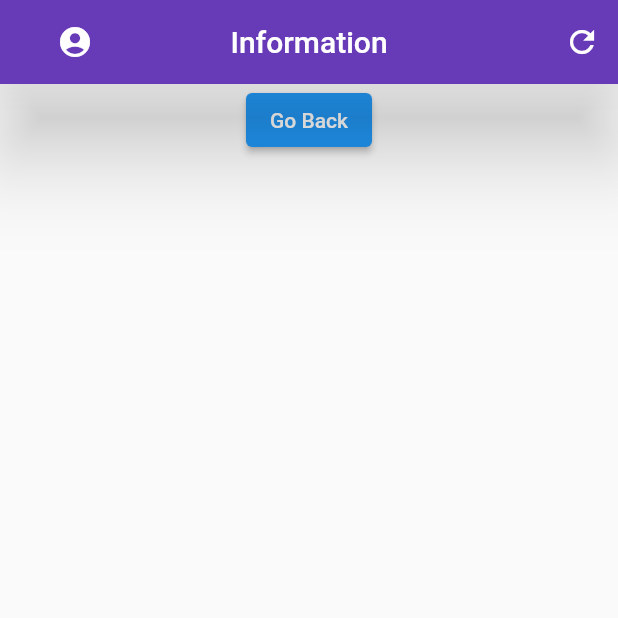
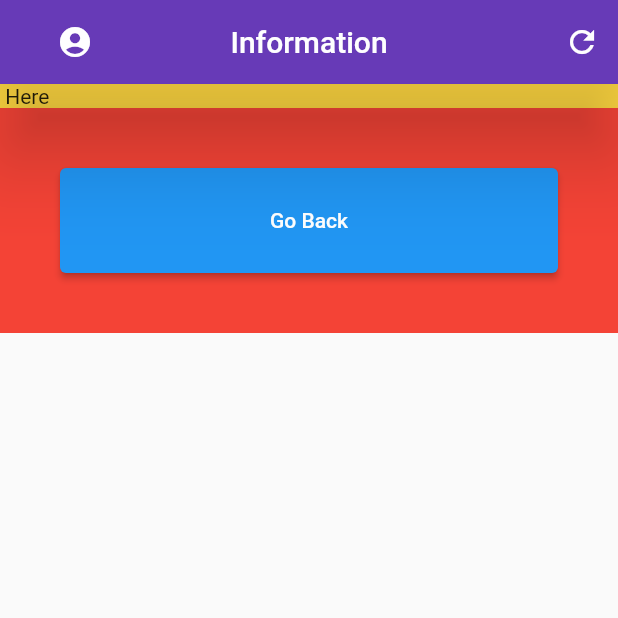
Before and after one commit to Alxelio/bmi_Santander, a Flutter app: the screen it shows after launch, after a tap on "Calculate", on a phone screen of 412 x 824 dp, the top half of it. Run offline on Flutter 3.47's test engine with Material 2 defaults, Android fonts, the phone set to English and light mode, and no system bars.

Commit message:
Add other improvements
Signed-off-by: Auccelio <auxerreauccelio@gmail.com>

```diff
--- a/lib/Functions.dart
+++ b/lib/Functions.dart
@@ -1,4 +1,5 @@
 import 'package:bmi_santander/Person.dart';
+import 'dart:io';
 
 void reset (){
   namee?.text = " ";
@@ -6,3 +7,16 @@ void reset (){
   heightt?.text = " ";
 
 }
+
+double cauculus() {
+  double weight = double.tryParse(weightt!.text) ?? 0.0;
+  double height = double.tryParse(heightt!.text) ?? 0.0;
+
+  if (weight <= 0 || height <= 0) {
+    informationn = 'Invalid input. Please enter valid values.';
+    return 0.0;
+  }
+
+  double bmi = weight / ((height / 100) * (height / 100));
+  return bmi;
+}
--- a/lib/Person.dart
+++ b/lib/Person.dart
@@ -9,23 +9,22 @@ TextEditingController? heightt = TextEditingController();
 String informationn = 'Give some Informations about you, please';
 
 class Person extends StatefulWidget {
-
   @override
   State<Person> createState() => _PersonState();
 }
 
 class _PersonState extends State<Person> {
 
-
   @override
   Widget build(BuildContext context) {
-    return Scaffold(
+    return SafeArea(
+      child: Scaffold(
         appBar: AppBar(
-        title: Text("BMI Calculator"),
+          title: const Text("BMI Calculator"),
           centerTitle: true,
-        leading: Icon(Icons.account_circle_rounded),
+          leading: const Icon(Icons.account_circle_rounded),
           leadingWidth: 100,
-        actions: [ IconButton(onPressed: reset, icon: Icon(Icons.refresh,))],
+          actions: const [ IconButton(onPressed: reset, icon: Icon(Icons.refresh,))],
           backgroundColor: Colors.deepPurple[500],
           elevation: 25,
           toolbarOpacity: 0.95,
@@ -34,7 +33,7 @@ class _PersonState extends State<Person> {
         //drawer: Drawer(),
 
         body: Container(
-        decoration: BoxDecoration(
+            decoration: const BoxDecoration(
             gradient: LinearGradient(
               begin: Alignment.bottomLeft,
               end: Alignment.topRight,
@@ -45,15 +44,19 @@ class _PersonState extends State<Person> {
               ],
             ),
           ),
-
+          child: ListView(
+            children: [
+              Container(
               child: SingleChildScrollView(
-          padding: EdgeInsets.fromLTRB(10.0, 0.0, 10.0, 0.0,),
+                padding: const EdgeInsets.fromLTRB(10.0, 0.0, 10.0, 0.0,),
                 child: Column(
                   mainAxisAlignment: MainAxisAlignment.center,
                   crossAxisAlignment: CrossAxisAlignment.stretch,
                   children: [
                     //Person icon
-              Icon(Icons.person, size: 200.0, color: Colors.white, ),
+                    const Icon(Icons.person, size: 200.0, color: Colors.white, ),
+
+                    const SizedBox(height: 20.0),
 
                     //Name
                     TextFormField(
@@ -69,7 +72,7 @@ class _PersonState extends State<Person> {
                       controller: namee,
                     ),
 
-              SizedBox(height: 15.0,),
+                    const SizedBox(height: 20.0,),
 
                     //Weight
                     TextFormField(
@@ -85,7 +88,7 @@ class _PersonState extends State<Person> {
                       controller: weightt,
                     ),
 
-              SizedBox(height: 15.0,),
+                    const SizedBox(height: 20.0,),
 
                     //Height
                     TextFormField(
@@ -101,14 +104,18 @@ class _PersonState extends State<Person> {
 
                     //Elevated Button
                     Padding(
-                padding: EdgeInsets.only( top: 15.0, bottom: 15.0,),
+                      padding: const EdgeInsets.only( top: 15.0, bottom: 15.0,),
                       child: Container(
-                  height: 60.0,
+                        height: 70.0,
                         child: ElevatedButton(
                           onPressed: (){
-                      Navigator.push(context, MaterialPageRoute(builder: (context){return SecondPagee();}));
+                            double result = cauculus();
+                            Navigator.of(context).push(MaterialPageRoute(builder: (context) {
+                              return SecondPagee(result: result);
+                            }));
+                            //Navigator.push(context, MaterialPageRoute(builder: (context){return SecondPagee( );}));
                           },
-                    child: Text("Calculate",
+                          child: const Text("Calculate",
                             style: TextStyle(
                               fontSize: 19,
                               fontWeight: FontWeight.bold,
@@ -117,6 +124,8 @@ class _PersonState extends State<Person> {
                         ),
                       ),
                     ),
+
+                    const SizedBox(height: 20,),
 
                     //Information
                     Text(
@@ -129,6 +138,10 @@ class _PersonState extends State<Person> {
                 ),
               ),
             ),
+            ],
+          ),
+        ),
+      ),
     );
   }
 }
--- a/lib/SecondPage.dart
+++ b/lib/SecondPage.dart
@@ -1,8 +1,12 @@
 import 'package:flutter/material.dart';
 import 'package:bmi_santander/Functions.dart';
+import 'package:bmi_santander/SecondPage.dart';
 
 class SecondPagee extends StatefulWidget {
-  //const SecondPagee({super.key});
+
+  final double result;
+
+  SecondPagee({required this.result});
 
   @override
   State<SecondPagee> createState() => _SecondPageeState();
@@ -11,7 +15,9 @@ class SecondPagee extends StatefulWidget {
 class _SecondPageeState extends State<SecondPagee> {
   @override
   Widget build(BuildContext context) {
-    return Scaffold(
+    var result;
+    return SafeArea(
+      child: Scaffold(
         appBar: AppBar(
           leading: Icon(Icons.account_circle_rounded),
           leadingWidth: 100,
@@ -25,18 +31,37 @@ class _SecondPageeState extends State<SecondPagee> {
 
         body:
         SingleChildScrollView(
-        child: Container(
-          alignment: Alignment.bottomCenter,
+          child: Column(
+            mainAxisAlignment: MainAxisAlignment.center,
+            children: [
+              Container(
+                width: double.infinity,
+                color: Colors.amberAccent,
+                child: Text(" Here "),
+              ),
+              Container(
+                color: Colors.red,
+                width: double.infinity,
+                child: Padding(
+                  padding: const EdgeInsets.all(40.0),
                   child: ElevatedButton(
+                    style: ElevatedButton.styleFrom(
+                      minimumSize: const Size(double.infinity, 70.0)
+                    ),
                     onPressed: () {
                       Navigator.pop(context);
                     },
-            child: Text(
+                    child: const Text(
                       "Go Back",
                     ),
                   ),
                 ),
               ),
+            ],
+          ),
+
+        ),
+      ),
     );
   }
 }
```
Also changed, not shown: 2 other files. Lines whose indentation alone changed are shown as unchanged.
